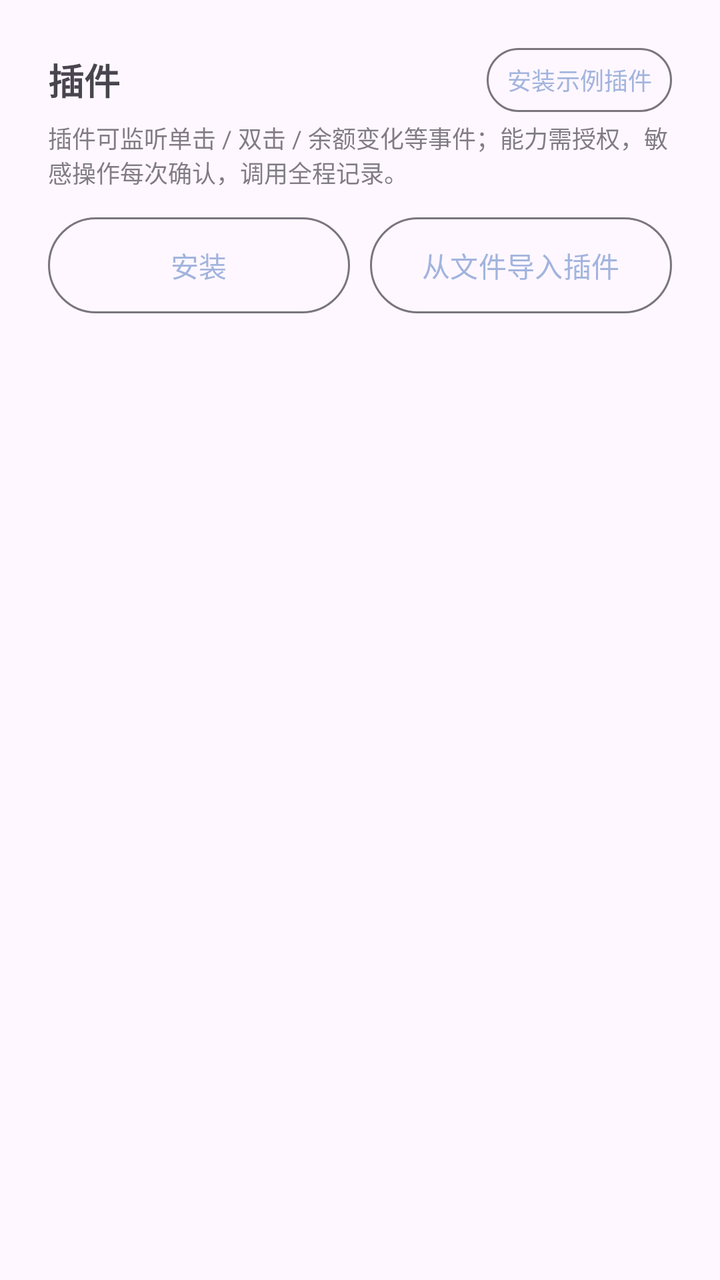
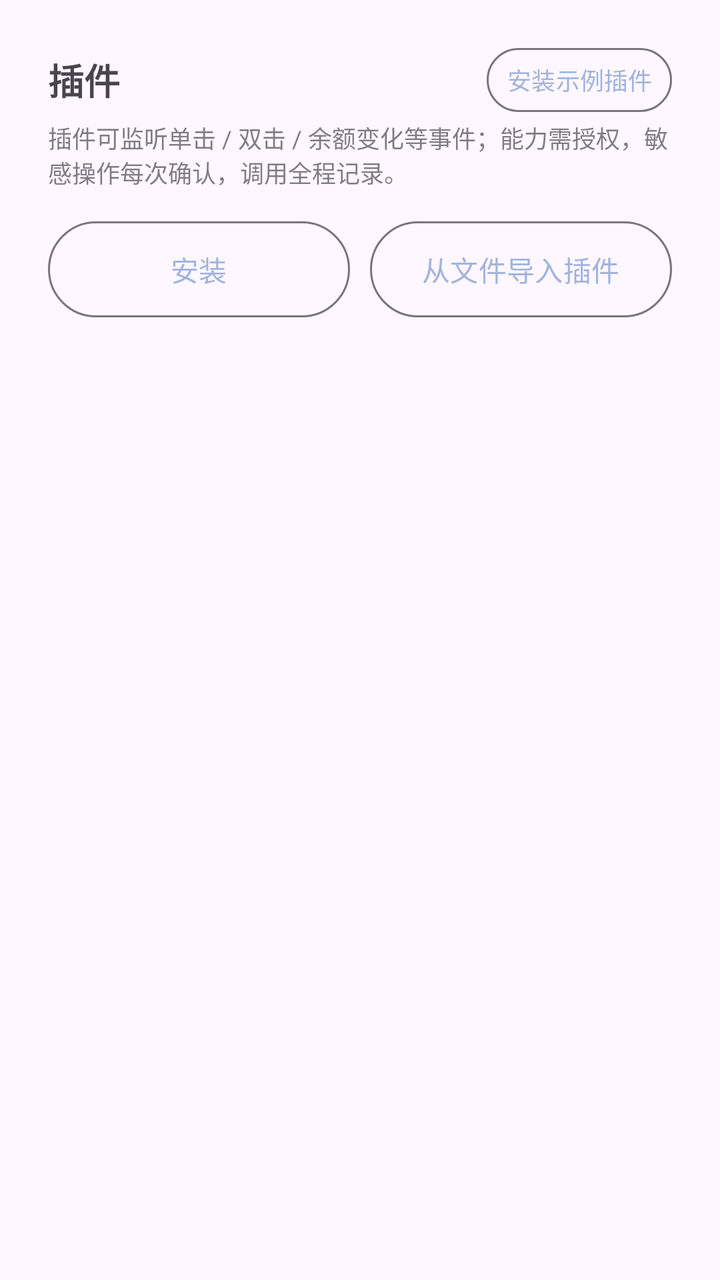

Compare the two renders of this Android layout. The source of the first and the diff that turns it into the second are given below.
<!-- AndroidManifest.xml: application theme Theme.WhalePet -->
<!-- res/layout/page_plugins.xml -->
<?xml version="1.0" encoding="utf-8"?>
<ScrollView xmlns:android="http://schemas.android.com/apk/res/android"
    android:layout_width="match_parent"
    android:layout_height="match_parent"
    android:fillViewport="true">

    <LinearLayout
        android:layout_width="match_parent"
        android:layout_height="wrap_content"
        android:orientation="vertical"
        android:padding="24dp">

        
        <LinearLayout
            android:layout_width="match_parent"
            android:layout_height="wrap_content"
            android:gravity="center_vertical"
            android:orientation="horizontal">

            <TextView
                android:layout_width="0dp"
                android:layout_height="wrap_content"
                android:layout_weight="1"
                android:text="@string/tab_plugins"
                android:textSize="18sp"
                android:textStyle="bold" />

            <Button
                android:id="@+id/btn_plugin_sample"
                style="?attr/materialButtonOutlinedStyle"
                android:layout_width="wrap_content"
                android:layout_height="wrap_content"
                android:insetBottom="0dp"
                android:insetTop="0dp"
                android:minHeight="32dp"
                android:minWidth="0dp"
                android:paddingLeft="10dp"
                android:paddingRight="10dp"
                android:text="@string/plugin_install_sample"
                android:textSize="12sp" />
        </LinearLayout>

        <TextView
            android:layout_width="match_parent"
            android:layout_height="wrap_content"
            android:layout_marginTop="4dp"
            android:alpha="0.7"
            android:text="@string/plugins_page_hint"
            android:textSize="12sp" />

        
        <LinearLayout
            android:layout_width="match_parent"
            android:layout_height="wrap_content"
            android:layout_marginTop="14dp"
            android:orientation="horizontal">

            <Button
                android:id="@+id/btn_plugin_install"
                style="?attr/materialButtonOutlinedStyle"
                android:layout_width="0dp"
                android:layout_height="wrap_content"
                android:layout_weight="1"
                android:insetBottom="0dp"
                android:insetTop="0dp"
                android:minHeight="48dp"
                android:minWidth="0dp"
                android:text="@string/plugin_install"
                android:textSize="14sp" />

            <Button
                android:id="@+id/btn_plugin_import"
                style="?attr/materialButtonOutlinedStyle"
                android:layout_width="0dp"
                android:layout_height="wrap_content"
                android:layout_marginStart="10dp"
                android:layout_weight="1"
                android:insetBottom="0dp"
                android:insetTop="0dp"
                android:minHeight="48dp"
                android:minWidth="0dp"
                android:text="@string/plugin_import_from_file"
                android:textSize="14sp" />
        </LinearLayout>

        <LinearLayout
            android:id="@+id/ll_plugins"
            android:layout_width="match_parent"
            android:layout_height="wrap_content"
            android:layout_marginTop="12dp"
            android:orientation="vertical" />
    </LinearLayout>
</ScrollView>
<!-- resources referenced by this layout -->
<resources>
  <string name="plugin_import_from_file">从文件导入插件</string>
  <string name="plugin_install">安装</string>
  <string name="plugin_install_sample">安装示例插件</string>
  <string name="plugins_page_hint">插件可监听单击 / 双击 / 余额变化等事件；能力需授权，敏感操作每次确认，调用全程记录。</string>
  <string name="tab_plugins">插件</string>
  <style name="Theme.WhalePet" parent="Theme.Material3.DayNight.NoActionBar">
          
          <item name="colorPrimary">#A2B4DD</item>
          <item name="colorOnPrimary">#FFFFFF</item>
          <item name="colorPrimaryContainer">#D6DEF2</item>
          <item name="colorOnPrimaryContainer">#22315E</item>
          <item name="android:statusBarColor">@android:color/transparent</item>
      </style>
</resources>

<!-- the commit's change to res/layout/page_plugins.xml (unified diff, before → after) -->
@@ -52,7 +52,7 @@
         <LinearLayout
             android:layout_width="match_parent"
             android:layout_height="wrap_content"
-            android:layout_marginTop="14dp"
+            android:layout_marginTop="16dp"
             android:orientation="horizontal">
 
             <Button
